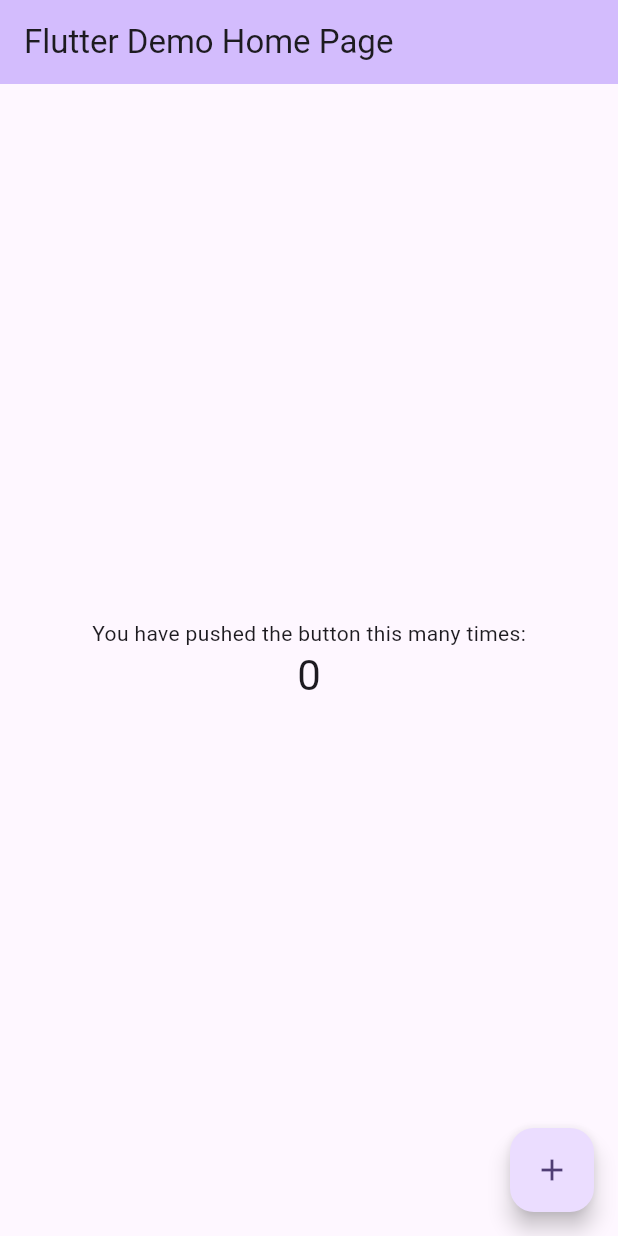
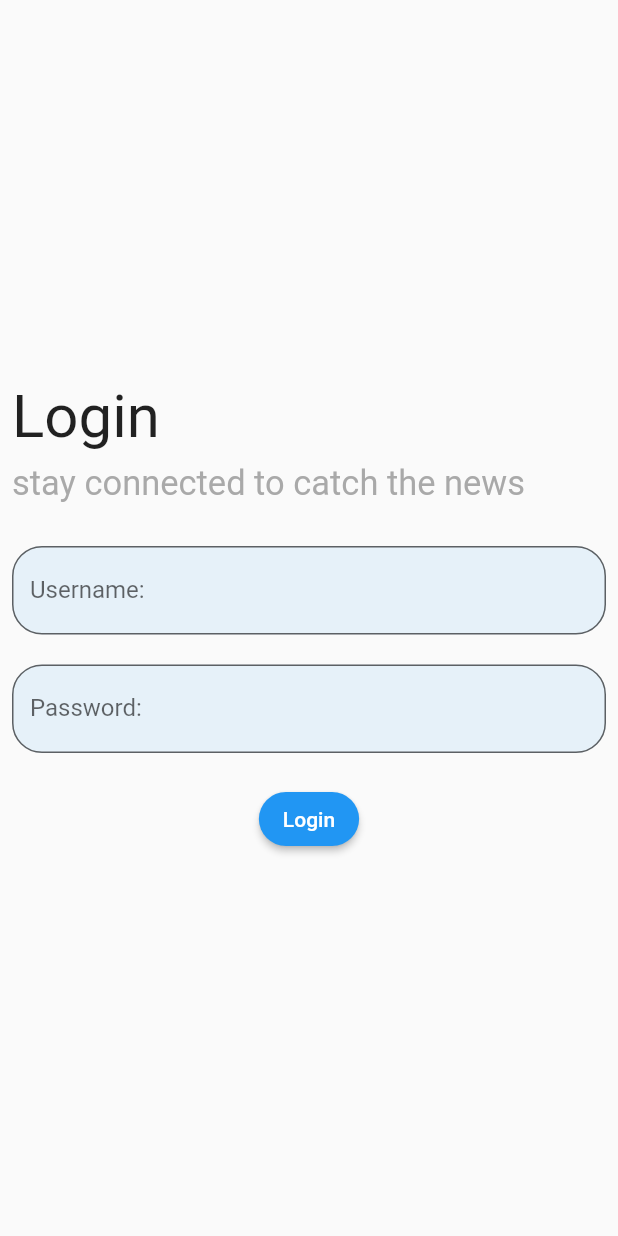
Before and after one commit to ayoub00400/miniproject, a Flutter app: the screen it shows after launch, on a phone screen of 412 x 824 dp. Run offline on Flutter 3.47's test engine with Material 2 defaults, Android fonts, the light colour scheme and no system bars; our stand-ins replace bloc, flutter_bloc.

Commit message:
add login page with this logic

```diff
--- a/mini_project_app/lib/main.dart
+++ b/mini_project_app/lib/main.dart
@@ -1,125 +1,19 @@
 import 'package:flutter/material.dart';
 
-void main() {
-  runApp(const MyApp());
+import 'package:flutter/material.dart';
+import 'package:mini_project_app/modules/login/loginpage.dart';
+
+void main(){
+  runApp(MyApp());
 }
-
 class MyApp extends StatelessWidget {
   const MyApp({super.key});
 
-  // This widget is the root of your application.
   @override
   Widget build(BuildContext context) {
     return MaterialApp(
-      title: 'Flutter Demo',
-      theme: ThemeData(
-        // This is the theme of your application.
-        //
-        // TRY THIS: Try running your application with "flutter run". You'll see
-        // the application has a blue toolbar. Then, without quitting the app,
-        // try changing the seedColor in the colorScheme below to Colors.green
-        // and then invoke "hot reload" (save your changes or press the "hot
-        // reload" button in a Flutter-supported IDE, or press "r" if you used
-        // the command line to start the app).
-        //
-        // Notice that the counter didn't reset back to zero; the application
-        // state is not lost during the reload. To reset the state, use hot
-        // restart instead.
-        //
-        // This works for code too, not just values: Most code changes can be
-        // tested with just a hot reload.
-        colorScheme: ColorScheme.fromSeed(seedColor: Colors.deepPurple),
-        useMaterial3: true,
-      ),
-      home: const MyHomePage(title: 'Flutter Demo Home Page'),
+      debugShowCheckedModeBanner: false,
+      home: LoginPage()
     );
   }
 }
-
-class MyHomePage extends StatefulWidget {
-  const MyHomePage({super.key, required this.title});
-
-  // This widget is the home page of your application. It is stateful, meaning
-  // that it has a State object (defined below) that contains fields that affect
-  // how it looks.
-
-  // This class is the configuration for the state. It holds the values (in this
-  // case the title) provided by the parent (in this case the App widget) and
-  // used by the build method of the State. Fields in a Widget subclass are
-  // always marked "final".
-
-  final String title;
-
-  @override
-  State<MyHomePage> createState() => _MyHomePageState();
-}
-
-class _MyHomePageState extends State<MyHomePage> {
-  int _counter = 0;
-
-  void _incrementCounter() {
-    setState(() {
-      // This call to setState tells the Flutter framework that something has
-      // changed in this State, which causes it to rerun the build method below
-      // so that the display can reflect the updated values. If we changed
-      // _counter without calling setState(), then the build method would not be
-      // called again, and so nothing would appear to happen.
-      _counter++;
-    });
-  }
-
-  @override
-  Widget build(BuildContext context) {
-    // This method is rerun every time setState is called, for instance as done
-    // by the _incrementCounter method above.
-    //
-    // The Flutter framework has been optimized to make rerunning build methods
-    // fast, so that you can just rebuild anything that needs updating rather
-    // than having to individually change instances of widgets.
-    return Scaffold(
-      appBar: AppBar(
-        // TRY THIS: Try changing the color here to a specific color (to
-        // Colors.amber, perhaps?) and trigger a hot reload to see the AppBar
-        // change color while the other colors stay the same.
-        backgroundColor: Theme.of(context).colorScheme.inversePrimary,
-        // Here we take the value from the MyHomePage object that was created by
-        // the App.build method, and use it to set our appbar title.
-        title: Text(widget.title),
-      ),
-      body: Center(
-        // Center is a layout widget. It takes a single child and positions it
-        // in the middle of the parent.
-        child: Column(
-          // Column is also a layout widget. It takes a list of children and
-          // arranges them vertically. By default, it sizes itself to fit its
-          // children horizontally, and tries to be as tall as its parent.
-          //
-          // Column has various properties to control how it sizes itself and
-          // how it positions its children. Here we use mainAxisAlignment to
-          // center the children vertically; the main axis here is the vertical
-          // axis because Columns are vertical (the cross axis would be
-          // horizontal).
-          //
-          // TRY THIS: Invoke "debug painting" (choose the "Toggle Debug Paint"
-          // action in the IDE, or press "p" in the console), to see the
-          // wireframe for each widget.
-          mainAxisAlignment: MainAxisAlignment.center,
-          children: <Widget>[
-            const Text(
-              'You have pushed the button this many times:',
-            ),
-            Text(
-              '$_counter',
-              style: Theme.of(context).textTheme.headlineMedium,
-            ),
-          ],
-        ),
-      ),
-      floatingActionButton: FloatingActionButton(
-        onPressed: _incrementCounter,
-        tooltip: 'Increment',
-        child: const Icon(Icons.add),
-      ), // This trailing comma makes auto-formatting nicer for build methods.
-    );
-  }
-}
--- /dev/null
+++ b/mini_project_app/lib/modules/login/cubit/login_cubit.dart
@@ -0,0 +1,26 @@
+import 'package:bloc/bloc.dart';
+import 'package:meta/meta.dart';
+
+part 'login_state.dart';
+
+class LoginCubit extends Cubit<LoginState> {
+   String userNameFake="Ayoub004";
+  String userPasswordFake="Ayoub0041";
+  LoginCubit() : super(LoginInitial());
+
+  authanticateUser(String userName,String userPassword){
+    print("${userName.toString()} ------- ${userPassword.toString()}");
+    emit(LoginLoading());
+    Future.delayed(Duration(seconds: 2) ,(() {
+
+    if(userName==userNameFake&&userPassword==userPasswordFake){
+      Future.delayed(Duration(seconds: 5),() {
+      emit(LoginDone());
+    },);
+    }else{
+      emit(LoginFailed());
+    }}));
+
+
+  }
+}
--- /dev/null
+++ b/mini_project_app/lib/modules/login/cubit/login_state.dart
@@ -0,0 +1,9 @@
+part of 'login_cubit.dart';
+
+@immutable
+abstract class LoginState {}
+
+class LoginInitial extends LoginState {}
+class LoginDone extends LoginState {}
+class LoginLoading extends LoginState {}
+class LoginFailed extends LoginState {}
--- /dev/null
+++ b/mini_project_app/lib/modules/login/loginpage.dart
@@ -0,0 +1,107 @@
+import 'package:flutter/material.dart';
+import 'package:flutter/services.dart';
+import 'package:flutter_bloc/flutter_bloc.dart';
+
+import '../home/homepage.dart';
+import 'cubit/login_cubit.dart';
+
+class LoginPage extends StatelessWidget {
+  TextEditingController userNameTextFieldCotroller = TextEditingController();
+  TextEditingController userPasswordFieldCotroller = TextEditingController();
+
+  //const LoginPage({super.key});
+
+  @override
+  Widget build(BuildContext context) {
+    FocusScopeNode currentFocus = FocusScope.of(context);
+    return BlocProvider(
+      create: (context) => LoginCubit(),
+      child: BlocListener<LoginCubit, LoginState>(
+        listener: (context, state) {
+          if(state is LoginDone){
+            Navigator.of(context).pushReplacement(MaterialPageRoute(builder: (context)=>HomePage()));
+          }else{
+            if(state is LoginFailed){
+              showDialog(context: context, builder:(context)=>AlertDialog(title: Text('Login Failed!!'),content: Text('Wrong username or password please try again.'),) );
+            }
+          }
+        },
+        child: Scaffold(
+          body: SafeArea(
+              child: Container(
+            alignment: AlignmentDirectional.center,
+            padding: EdgeInsets.symmetric(horizontal: 8),
+            child: SingleChildScrollView(
+              child: Column(
+                  mainAxisAlignment: MainAxisAlignment.center,
+                  children: [
+                    Container(
+                        alignment: AlignmentDirectional.centerStart,
+                        child: Text(
+                          "Login",
+                          style: TextStyle(fontSize: 40),
+                        )),
+                    Container(
+                        padding: EdgeInsets.symmetric(vertical: 8),
+                        alignment: AlignmentDirectional.centerStart,
+                        child: Text(
+                          "stay connected to catch the news ",
+                          style: TextStyle(
+                              fontSize: 23,
+                              color: Colors.grey.withOpacity(.88)),
+                        )),
+                    SizedBox(
+                      height: 20,
+                    ),
+                    TextFormField(
+                      controller: userNameTextFieldCotroller,
+                      decoration: InputDecoration(
+                          label: Text('Username:'),
+                          border: OutlineInputBorder(
+                              borderRadius: BorderRadius.circular(20)),
+                          filled: true,
+                          fillColor: Colors.blue.withOpacity(.09)),
+                    ),
+                    SizedBox(
+                      height: 20,
+                    ),
+                    TextFormField(
+                      controller: userPasswordFieldCotroller,
+                      decoration: InputDecoration(
+                          label: Text('Password:'),
+                          border: OutlineInputBorder(
+                              borderRadius: BorderRadius.circular(20)),
+                          filled: true,
+                          fillColor: Colors.blue.withOpacity(.09)),
+                    ),
+                    SizedBox(
+                      height: 20,
+                    ),
+                  BlocBuilder<LoginCubit, LoginState>(
+                          builder: (context, state) {
+                            return   ElevatedButton(
+                        style: ElevatedButton.styleFrom(
+                            shape: RoundedRectangleBorder(
+                                borderRadius: BorderRadius.circular(20))),
+                        onPressed: () {
+                          currentFocus.unfocus();
+                            BlocProvider.of<LoginCubit>(context).authanticateUser(userNameTextFieldCotroller.text,userPasswordFieldCotroller.text );
+                        },
+                        child:
+                            state is LoginLoading?
+                              SizedBox(height: 15,width: 15, child: CircularProgressIndicator(color: Colors.white,)):
+
+                               Text('Login')
+
+
+
+
+                        );
+  })]),
+            ),
+          )),
+        ),
+      ),
+    );
+  }
+}
--- a/mini_project_app/pubspec.yaml
+++ b/mini_project_app/pubspec.yaml
@@ -30,6 +30,8 @@ environment:
 dependencies:
   flutter:
     sdk: flutter
+  flutter_bloc: ^8.1.3
+  http: ^1.0.0
 
 
   # The following adds the Cupertino Icons font to your application.
```
Also changed, not shown: mini_project_app/pubspec.lock (added), 7 other files.
